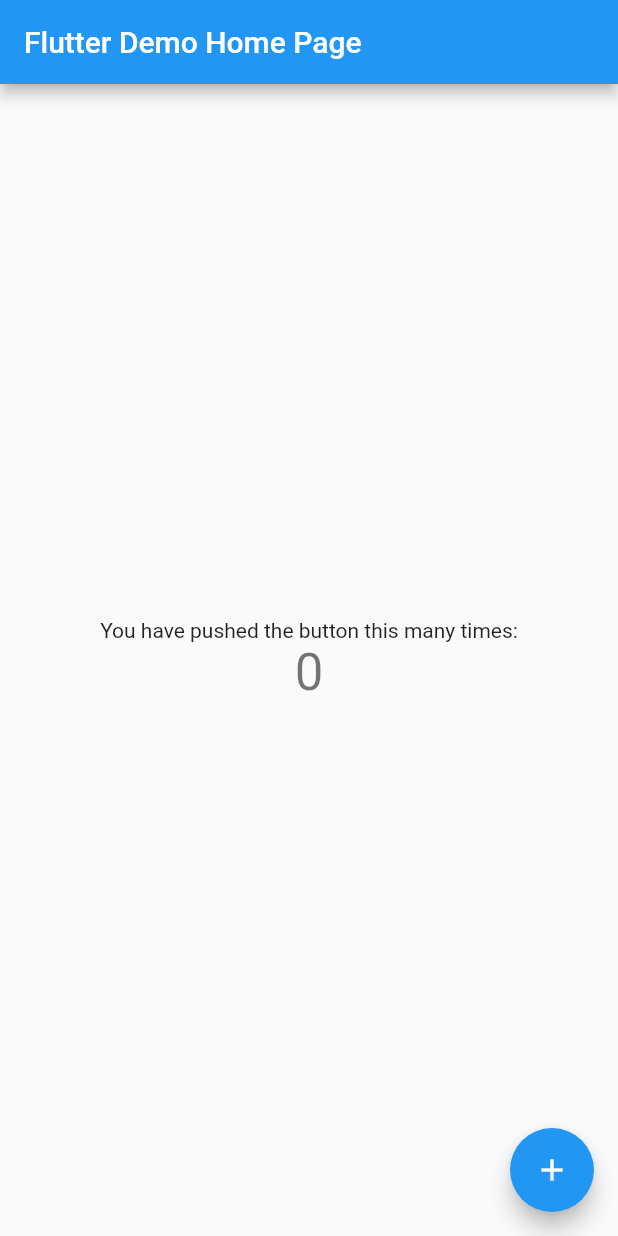
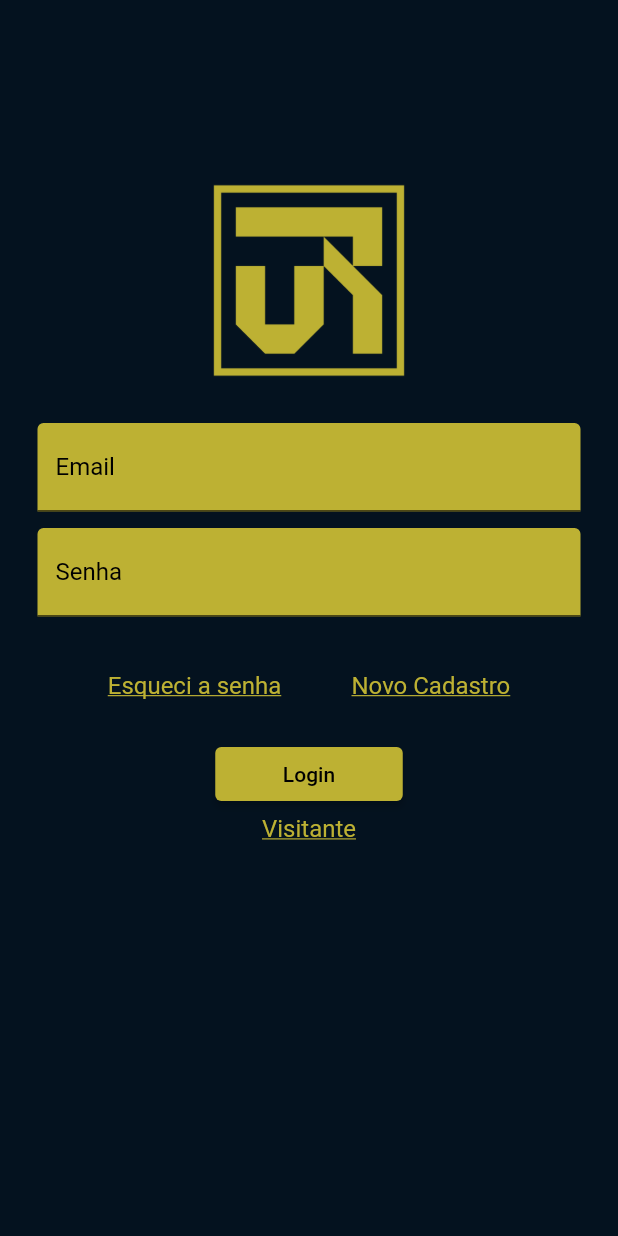
Before and after one commit to MarcoPatrocinio/Mobile_VTR_Effects, a Flutter app: the screen it shows after launch, on a phone screen of 412 x 824 dp. Run offline on Flutter 3.47's test engine with Material 2 defaults, Android fonts, the phone set to English and light mode, and no system bars.

Commit message:
Tela Login

```diff
--- /dev/null
+++ b/lib/colors/primaria.dart
@@ -0,0 +1,15 @@
+import 'dart:ui';
+
+const Map<int, Color>  mapPrimaryColor =
+{
+  50:Color.fromRGBO(189, 177, 51, .1),
+  100:Color.fromRGBO(189, 177, 51, .2),
+  200:Color.fromRGBO(189, 177, 51, .3),
+  300:Color.fromRGBO(189, 177, 51, .4),
+  400:Color.fromRGBO(189, 177, 51, .5),
+  500:Color.fromRGBO(189, 177, 51, .6),
+  600:Color.fromRGBO(189, 177, 51, .7),
+  700:Color.fromRGBO(189, 177, 51, .8),
+  800:Color.fromRGBO(189, 177, 51, .9),
+  900:Color.fromRGBO(189, 177, 51, 1),
+};
--- /dev/null
+++ b/lib/components/login_form.dart
@@ -0,0 +1,179 @@
+import 'dart:convert';
+
+import 'package:flutter/material.dart';
+//import 'package:http/http.dart' as http;
+//import '../../pages/page_select_function.dart';
+
+/*
+Future<void> checkCredencials(BuildContext context, String pLogin, String pSenha) async {
+  final response = await http.get(Uri.parse("http://192.168.1.100:8080/user?usuario=$pLogin"));
+  final data = jsonDecode(response.body)[0];
+  final mensagem = data != null ?'Senha Incorreta.': 'Usuario não existe.';
+  if (data != null) {
+    if (data['senha'] == pSenha) {
+      Navigator.push(
+        context,
+        MaterialPageRoute(
+            builder: (context) => const PageSelectFunction()
+        ),
+      );
+    }
+    else{
+      showModalBottomSheet(
+          context: context,
+          builder: (BuildContext context) {
+            return Container(
+              child: Center(
+                child: Column(
+                  mainAxisAlignment: MainAxisAlignment.center,
+                  mainAxisSize: MainAxisSize.min,
+                  children: <Widget>[
+                    Text(mensagem),
+                    ElevatedButton(
+                      child: const Text('Ok.'),
+                      onPressed: () => Navigator.pop(context),
+                    )
+                  ],
+                ),
+              ),
+            );
+          }
+      );
+    }
+  }
+  else{
+    showModalBottomSheet(
+        context: context,
+        builder: (BuildContext context) {
+          return Container(
+            child: Center(
+              child: Column(
+                mainAxisAlignment: MainAxisAlignment.center,
+                mainAxisSize: MainAxisSize.min,
+                children: <Widget>[
+                  Text(mensagem),
+                  ElevatedButton(
+                    child: const Text('Ok'),
+                    onPressed: () => Navigator.pop(context),
+                  )
+                ],
+              ),
+            ),
+          );
+        }
+    );
+  }
+}
+*/
+
+class LoginForm extends StatefulWidget{
+  const LoginForm({Key? key}) : super(key: key);
+
+  @override
+  _LoginFormState createState() => _LoginFormState();
+}
+class _LoginFormState extends State<LoginForm>{
+
+  String login = '';
+  String senha = '';
+
+  final getData = Map<String, String>();
+
+
+  @override
+  Widget build(BuildContext context) {
+    return Scaffold(
+        body: Padding(
+          padding: const EdgeInsets.all(10),
+          child: Form(
+            child: ListView(
+              itemExtent: 70.0,
+              children: [
+                TextFormField(
+                  decoration: const InputDecoration(
+                      labelText: 'Email',
+                      labelStyle: TextStyle(
+                        color: Color(0xFF000000)
+                      ),
+                      filled: true,
+                      fillColor: Color(0xFFBDB133)
+                  ),
+                  textInputAction: TextInputAction.next,
+                  onChanged: (login) => this.login = login,
+                ),
+                TextFormField(
+                    decoration: const InputDecoration(
+                        labelText: 'Senha',
+                        labelStyle: TextStyle(
+                            color: Color(0xFF000000)
+                        ),
+                        filled: true,
+                        fillColor: Color(0xFFBDB133)
+                  ),
+                  textInputAction: TextInputAction.done,
+                  obscureText: true,
+                  onChanged: (senha) => this.senha = senha,
+                  onFieldSubmitted: ((e) => debugPrint("a"))//checkCredencials(context, login, e)),
+                ),
+                Flex(
+                  direction: Axis.horizontal,
+                  mainAxisAlignment: MainAxisAlignment.spaceEvenly,
+                  children: const [
+                    InkWell(
+                      child: Text(
+                        "Esqueci a senha",
+                        style: TextStyle(
+                          fontSize: 16.0,
+                          color: Color(0xFFBDB133),
+                          decoration: TextDecoration.underline
+                        ),
+                      ),
+                    ),
+                    InkWell(
+                      child: Text(
+                        "Novo Cadastro",
+                        style: TextStyle(
+                            fontSize: 16.0,
+                            color: Color(0xFFBDB133),
+                            decoration: TextDecoration.underline
+                        ),
+                      ),
+                    )
+                  ],
+                ),
+                Flex(
+                  direction: Axis.vertical,
+                  mainAxisAlignment: MainAxisAlignment.spaceBetween,
+                  children: [
+                    ElevatedButton(
+                      onPressed: (() => debugPrint("")),child: const Text("Login"),
+                      style: ButtonStyle(
+                        fixedSize: MaterialStateProperty.all(const Size(125, 35))
+                      ),
+                    ),//checkCredencials(context, login, senha)), child: const Text('Entrar'))
+                    const InkWell(
+                      child: Text(
+                        "Visitante",
+                        style: TextStyle(
+                            fontSize: 16.0,
+                            color: Color(0xFFBDB133),
+                            decoration: TextDecoration.underline
+                        ),
+                      ),
+                    )
+                    /*ElevatedButton(
+                        style: ButtonStyle(
+                            fixedSize: MaterialStateProperty.all(const Size(125, 35))
+                        ),
+                        onPressed: (() => debugPrint("")), child: const Text("Visitante")
+                    )*/
+                  ],
+                )
+
+              ],
+            ),
+          ),
+        )
+    );
+  }
+}
--- a/lib/main.dart
+++ b/lib/main.dart
@@ -1,120 +1,31 @@
 import 'package:flutter/material.dart';
+import 'package:vtr_effects/colors/primaria.dart';
+import 'package:vtr_effects/pages/page_login.dart';
 
 void main() {
   runApp(const MyApp());
 }
 
 class MyApp extends StatelessWidget {
-  const MyApp({super.key});
+  const MyApp({Key? key}) : super(key: key);
+  static const primaria = mapPrimaryColor;
+
+
 
   // This widget is the root of your application.
   @override
   Widget build(BuildContext context) {
     return MaterialApp(
-      title: 'Flutter Demo',
+      title: 'Mobile VTR-Effects',
+      theme: ThemeData(
+        scaffoldBackgroundColor: const Color(0xFF04121F),
+        primarySwatch: const MaterialColor(0xFFBDB133, primaria)//,
+      ),
+      home:
+      Scaffold(
+        body: const PageLogin(),
+      ),
       debugShowCheckedModeBanner: false,
-      theme: ThemeData(
-        // This is the theme of your application.
-        //
-        // Try running your application with "flutter run". You'll see the
-        // application has a blue toolbar. Then, without quitting the app, try
-        // changing the primarySwatch below to Colors.green and then invoke
-        // "hot reload" (press "r" in the console where you ran "flutter run",
-        // or simply save your changes to "hot reload" in a Flutter IDE).
-        // Notice that the counter didn't reset back to zero; the application
-        // is not restarted.
-        primarySwatch: Colors.blue,
-
-      ),
-      home: const MyHomePage(
-          title: 'Flutter Demo Home Page',
-
-      ),
     );
   }
 }
-
-class MyHomePage extends StatefulWidget {
-  const MyHomePage({super.key, required this.title});
-
-  // This widget is the home page of your application. It is stateful, meaning
-  // that it has a State object (defined below) that contains fields that affect
-  // how it looks.
-
-  // This class is the configuration for the state. It holds the values (in this
-  // case the title) provided by the parent (in this case the App widget) and
-  // used by the build method of the State. Fields in a Widget subclass are
-  // always marked "final".
-
-  final String title;
-
-  @override
-  State<MyHomePage> createState() => _MyHomePageState();
-}
-
-class _MyHomePageState extends State<MyHomePage> {
-  int _counter = 0;
-
-  void _incrementCounter() {
-    setState(() {
-      // This call to setState tells the Flutter framework that something has
-      // changed in this State, which causes it to rerun the build method below
-      // so that the display can reflect the updated values. If we changed
-      // _counter without calling setState(), then the build method would not be
-      // called again, and so nothing would appear to happen.
-      _counter++;
-    });
-  }
-
-  @override
-  Widget build(BuildContext context) {
-    // This method is rerun every time setState is called, for instance as done
-    // by the _incrementCounter method above.
-    //
-    // The Flutter framework has been optimized to make rerunning build methods
-    // fast, so that you can just rebuild anything that needs updating rather
-    // than having to individually change instances of widgets.
-    return Scaffold(
-      appBar: AppBar(
-        // Here we take the value from the MyHomePage object that was created by
-        // the App.build method, and use it to set our appbar title.
-        title: Text(widget.title),
-      ),
-      body: Center(
-        // Center is a layout widget. It takes a single child and positions it
-        // in the middle of the parent.
-        child: Column(
-          // Column is also a layout widget. It takes a list of children and
-          // arranges them vertically. By default, it sizes itself to fit its
-          // children horizontally, and tries to be as tall as its parent.
-          //
-          // Invoke "debug painting" (press "p" in the console, choose the
-          // "Toggle Debug Paint" action from the Flutter Inspector in Android
-          // Studio, or the "Toggle Debug Paint" command in Visual Studio Code)
-          // to see the wireframe for each widget.
-          //
-          // Column has various properties to control how it sizes itself and
-          // how it positions its children. Here we use mainAxisAlignment to
-          // center the children vertically; the main axis here is the vertical
-          // axis because Columns are vertical (the cross axis would be
-          // horizontal).
-          mainAxisAlignment: MainAxisAlignment.center,
-          children: <Widget>[
-            const Text(
-              'You have pushed the button this many times:',
-            ),
-            Text(
-              '$_counter',
-              style: Theme.of(context).textTheme.headlineMedium,
-            ),
-          ],
-        ),
-      ),
-      floatingActionButton: FloatingActionButton(
-        onPressed: _incrementCounter,
-        tooltip: 'Increment',
-        child: const Icon(Icons.add),
-      ), // This trailing comma makes auto-formatting nicer for build methods.
-    );
-  }
-}
--- /dev/null
+++ b/lib/pages/page_login.dart
@@ -0,0 +1,30 @@
+import 'package:vtr_effects/components/login_form.dart';
+import 'package:flutter/material.dart';
+
+class PageLogin extends StatelessWidget{
+  const PageLogin({Key? key}) : super(key: key);
+
+  @override
+  Widget build(BuildContext context){
+    return Padding(
+        padding: EdgeInsets.all(15),
+        child: Center(
+            child: ListView(
+              padding: EdgeInsets.all(0.0),
+              shrinkWrap: true,
+              children: [
+                Container(
+                  height: 150,
+                  margin: EdgeInsets.all(10),
+                  child: Center(child: Image(image: AssetImage('lib/assets/VTREffectsLogo.png'),)),
+                ),
+                SizedBox(
+                    height: 450,
+                    child: Center(child: LoginForm())
+                )
+              ],
+            )
+        )
+    );
+  }
+}
--- a/pubspec.yaml
+++ b/pubspec.yaml
@@ -57,7 +57,8 @@
   # included with your application, so that you can use the icons in
   # the material Icons class.
   uses-material-design: true
-
+  assets:
+      - lib/assets/VTREffectsLogo.png
   # To add assets to your application, add an assets section, like this:
   # assets:
   #   - images/a_dot_burr.jpeg
```
Also changed, not shown: lib/assets/VTREffectsLogo.png (added), 1 other file.
